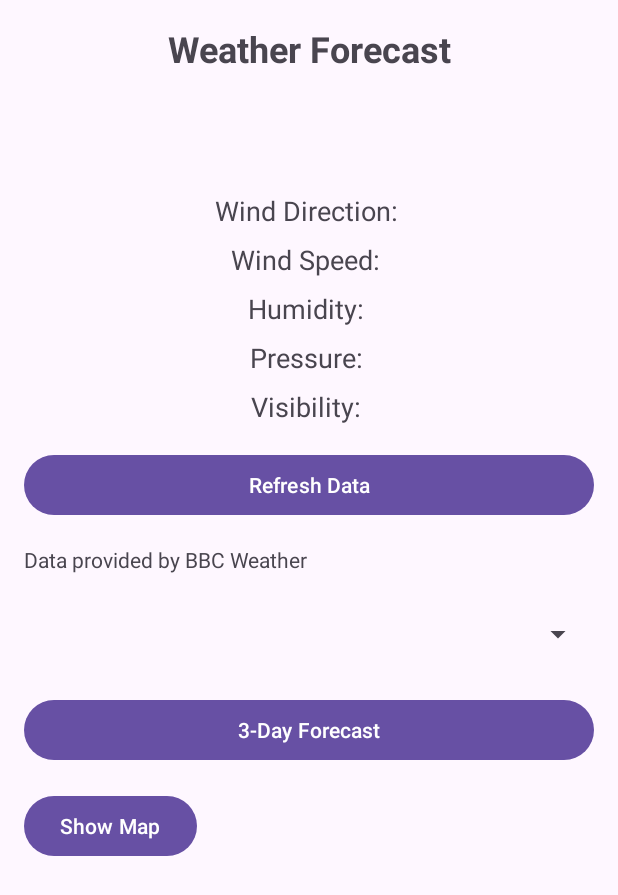
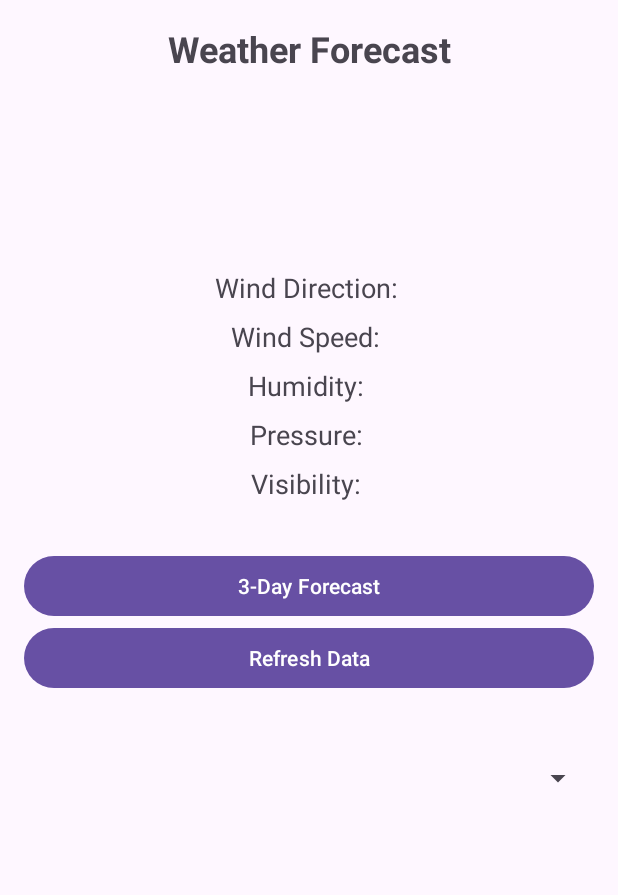
Before and after one commit to boblothian/MobileApp_CW1_RSS, an Android app: the layout activity_main.xml on its own in the app's theme, with its tools: preview values and no code run, on a phone screen of 412 x 824 dp. Shown: the top 895 px of the screen. Run offline under Robolectric (Android 15) with nearby library versions, the phone set to English and light mode, and no system bars.

Commit message:
Map is working, need to add graphics, style the 3 day forcast.

```diff
--- a/app/src/main/res/layout/activity_main.xml
+++ b/app/src/main/res/layout/activity_main.xml
@@ -26,6 +26,14 @@
                 android:textAlignment="center"
                 android:textSize="24sp"
                 android:textStyle="bold" />
+
+            <TextView
+                android:id="@+id/location"
+                android:layout_width="380dp"
+                android:layout_height="wrap_content"
+                android:textAlignment="center"
+                android:textSize="38sp"
+                android:textStyle="bold"/>
 
             <TextView
                 android:id="@+id/temperature"
@@ -81,6 +89,13 @@
                 android:textAlignment="center"
                 android:text="Visibility: "
                 android:textSize="18sp" />
+            <Button
+                android:id="@+id/threeDayButton"
+                android:layout_width="match_parent"
+                android:layout_height="wrap_content"
+                android:layout_marginTop="16dp"
+                android:text="3-Day Forecast"
+                android:textColor="@android:color/white" />
 
             <Button
                 android:id="@+id/startButton"
@@ -90,13 +105,6 @@
                 android:text="Refresh Data"
                 android:textColor="@android:color/white" />
 
-            <TextView
-                android:id="@+id/acknowledgement"
-                android:layout_width="wrap_content"
-                android:layout_height="wrap_content"
-                android:text="Data provided by BBC Weather"
-                android:textSize="14sp" />
-
             <Spinner
                 android:id="@+id/spinner"
                 android:layout_width="match_parent"
@@ -104,22 +112,11 @@
                 android:layout_marginTop="16dp"
                 android:minHeight="48dp" />
 
-            <Button
-                android:id="@+id/threeDayButton"
+            <com.google.android.gms.maps.MapView
+                android:id="@+id/mapView"
                 android:layout_width="match_parent"
-                android:layout_height="wrap_content"
-                android:layout_marginTop="16dp"
-                android:text="3-Day Forecast"
-                android:textColor="@android:color/white" />
+                android:layout_height="wrap_content" />
 
-            <Button
-                android:id="@+id/showMapButton"
-                android:layout_width="wrap_content"
-                android:layout_height="wrap_content"
-                android:layout_marginTop="16dp"
-                android:background="@null"
-                android:onClick="onShowMapButtonClick"
-                android:text="Show Map" />
         </LinearLayout>
     </FrameLayout>
 
```
Also changed, not shown: app/src/main/java/com/example/lothian_robert_rlothi300/MainActivity.java (+84 -22 lines).
